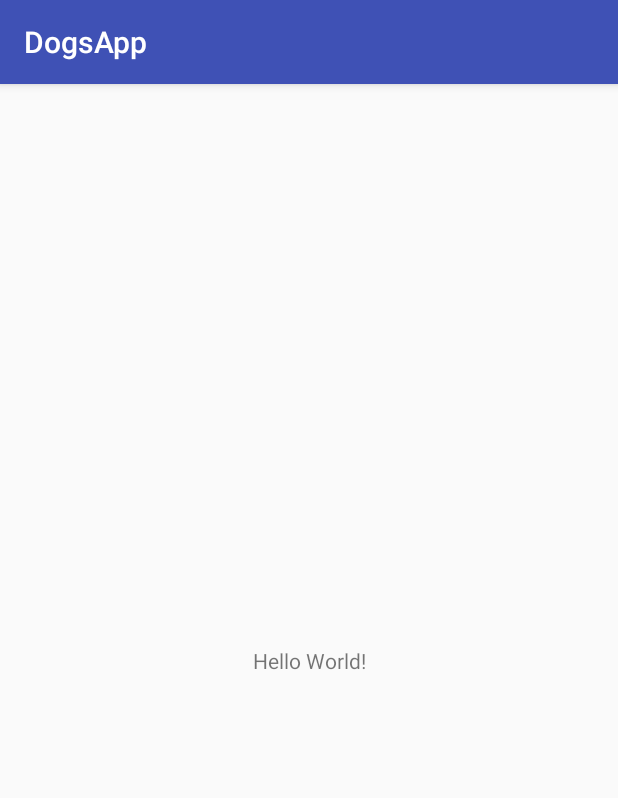
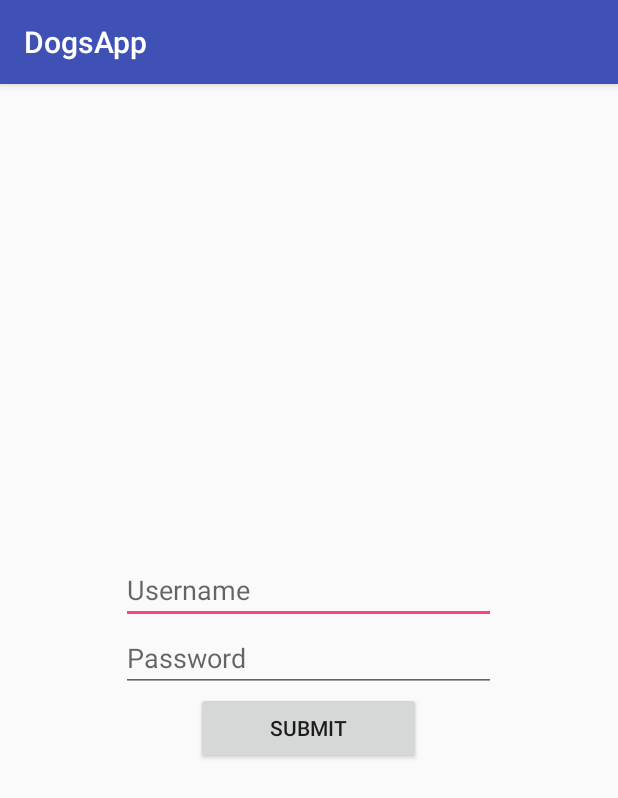
Before and after one commit to vcrleon/DogsApp, an Android app: the screen it shows after launch (MainActivity before the commit, LoginActivity after it), on a phone screen of 412 x 824 dp. Shown: the top 798 px of the screen. Run offline under Robolectric (Android 15) with nearby library versions, the phone set to English and light mode, and no system bars.

Commit message:
login xml: 2 edit texts and submit button

```diff
--- a/app/src/main/AndroidManifest.xml
+++ b/app/src/main/AndroidManifest.xml
@@ -9,7 +9,7 @@
         android:roundIcon="@mipmap/ic_launcher_round"
         android:supportsRtl="true"
         android:theme="@style/AppTheme">
-        <activity android:name=".MainActivity">
+        <activity android:name=".LoginActivity">
             <intent-filter>
                 <action android:name="android.intent.action.MAIN" />
 
--- a/app/src/main/java/com/example/c4q/dogsapp/MainActivity.java
+++ b/app/src/main/java/com/example/c4q/dogsapp/LoginActivity.java
@@ -3,11 +3,11 @@ package com.example.c4q.dogsapp;
 import android.support.v7.app.AppCompatActivity;
 import android.os.Bundle;
 
-public class MainActivity extends AppCompatActivity {
+public class LoginActivity extends AppCompatActivity {
 
     @Override
     protected void onCreate(Bundle savedInstanceState) {
         super.onCreate(savedInstanceState);
-        setContentView(R.layout.activity_main);
+        setContentView(R.layout.activity_login);
     }
 }
--- /dev/null
+++ b/app/src/main/res/layout/activity_login.xml
@@ -0,0 +1,34 @@
+<?xml version="1.0" encoding="utf-8"?>
+<LinearLayout
+    xmlns:android="http://schemas.android.com/apk/res/android"
+    xmlns:tools="http://schemas.android.com/tools"
+    android:layout_width="match_parent"
+    android:layout_height="match_parent"
+    android:orientation="vertical"
+    android:gravity="center"
+    tools:context="com.example.c4q.dogsapp.LoginActivity">
+
+    <EditText
+        android:id="@+id/username_input"
+        android:layout_width="250dp"
+        android:layout_height="wrap_content"
+        android:maxLines="1"
+        android:inputType="text"
+        android:hint="@string/username_hint"/>
+
+    <EditText
+        android:id="@+id/password_input"
+        android:layout_width="250dp"
+        android:layout_height="wrap_content"
+        android:maxLines="1"
+        android:inputType="textPassword"
+        android:hint="@string/password_hint"/>
+
+    <Button
+        android:id="@+id/submit_button"
+        android:layout_width="150dp"
+        android:layout_height="wrap_content"
+        android:maxEms="1"
+        android:text="@string/submit"/>
+
+</LinearLayout>
--- a/app/src/main/res/layout/activity_main.xml
+++ /dev/null
@@ -1,18 +0,0 @@
-<?xml version="1.0" encoding="utf-8"?>
-<android.support.constraint.ConstraintLayout xmlns:android="http://schemas.android.com/apk/res/android"
-    xmlns:app="http://schemas.android.com/apk/res-auto"
-    xmlns:tools="http://schemas.android.com/tools"
-    android:layout_width="match_parent"
-    android:layout_height="match_parent"
-    tools:context="com.example.c4q.dogsapp.MainActivity">
-
-    <TextView
-        android:layout_width="wrap_content"
-        android:layout_height="wrap_content"
-        android:text="Hello World!"
-        app:layout_constraintBottom_toBottomOf="parent"
-        app:layout_constraintLeft_toLeftOf="parent"
-        app:layout_constraintRight_toRightOf="parent"
-        app:layout_constraintTop_toTopOf="parent" />
-
-</android.support.constraint.ConstraintLayout>
--- a/app/src/main/res/values/strings.xml
+++ b/app/src/main/res/values/strings.xml
@@ -1,3 +1,6 @@
 <resources>
     <string name="app_name">DogsApp</string>
+    <string name="username_hint">Username</string>
+    <string name="password_hint">Password</string>
+    <string name="submit">Submit</string>
 </resources>
```
